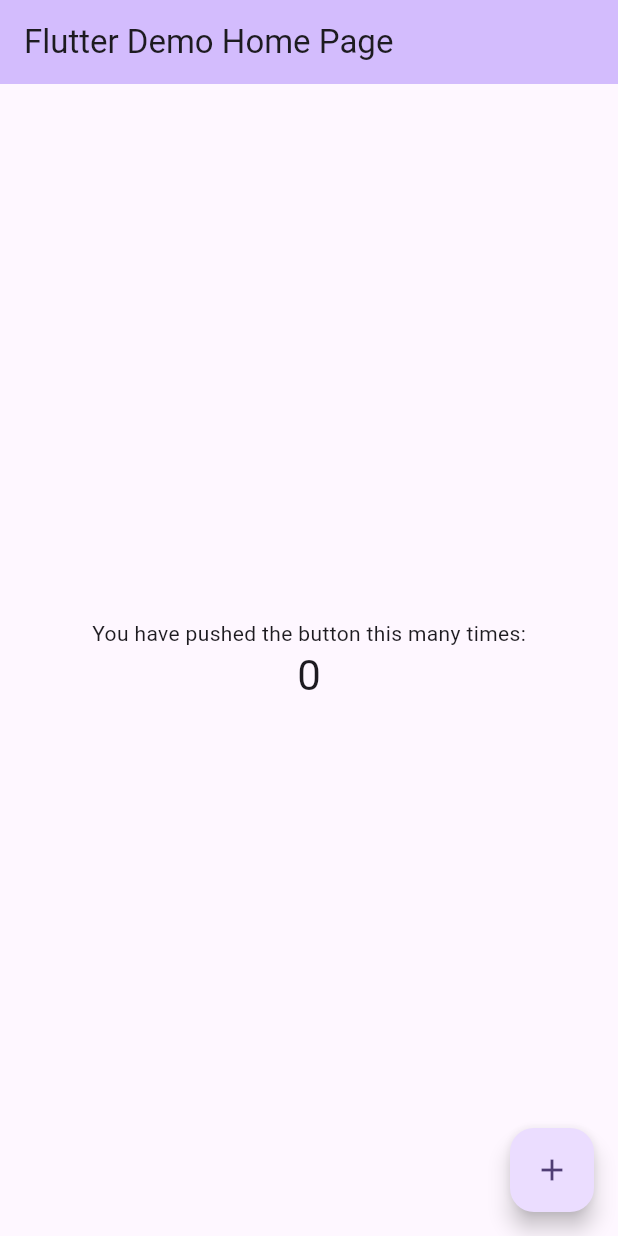
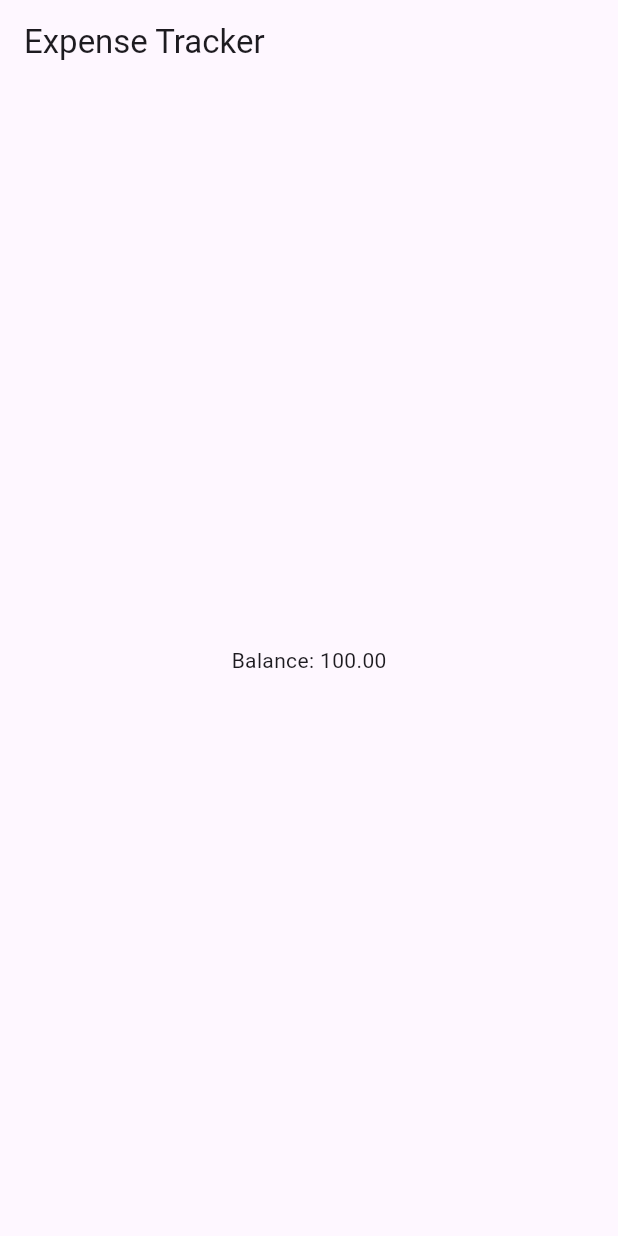
Before and after one commit to AlexMajumder/expense_tracker, a Flutter app: the screen it shows after launch, on a phone screen of 412 x 824 dp. Run offline on Flutter 3.47's test engine with Material 3 defaults, Android fonts, the phone set to English and light mode, and no system bars; our stand-ins replace firebase_core, firebase_crashlytics; accounts and stored records are empty; generated files the repository leaves out were written again.

```diff
--- /dev/null
+++ b/lib/app/app.dart
@@ -0,0 +1,13 @@
+import 'package:expense_tracker/feature/common/ui/screens/home_screen.dart';
+import 'package:flutter/material.dart';
+class ExpenseTracker extends StatelessWidget {
+  const ExpenseTracker({super.key});
+
+  @override
+  Widget build(BuildContext context) {
+    return MaterialApp(
+      debugShowCheckedModeBanner: false,
+      home: HomeScreen(),
+    );
+  }
+}
--- /dev/null
+++ b/lib/feature/common/ui/screens/home_screen.dart
@@ -0,0 +1,17 @@
+import 'package:flutter/material.dart';
+class HomeScreen extends StatefulWidget {
+  const HomeScreen({super.key});
+
+  @override
+  State<HomeScreen> createState() => _HomeScreenState();
+}
+
+class _HomeScreenState extends State<HomeScreen> {
+  @override
+  Widget build(BuildContext context) {
+    return Scaffold(
+      appBar: AppBar(title: Text('Expense Tracker'),),
+      body: Center(child: Text('Balance: 100.00')),
+    );
+  }
+}
--- a/lib/main.dart
+++ b/lib/main.dart
@@ -1,122 +1,25 @@
+import 'dart:async';
+import 'dart:ui';
 import 'package:flutter/material.dart';
+import 'package:firebase_core/firebase_core.dart';
+import 'package:firebase_crashlytics/firebase_crashlytics.dart';
+import 'firebase_options.dart';
+import 'package:expense_tracker/app/app.dart';
 
-void main() {
-  runApp(const MyApp());
+Future<void> main() async {
+  runZonedGuarded<Future<void>>(() async {
+    WidgetsFlutterBinding.ensureInitialized();
+    await Firebase.initializeApp(
+      options: DefaultFirebaseOptions.currentPlatform,
+    );
+    FlutterError.onError = FirebaseCrashlytics.instance.recordFlutterError;
+    PlatformDispatcher.instance.onError = (error, stack) {
+      FirebaseCrashlytics.instance.recordError(error, stack, fatal: true);
+      return true;
+    };
+
+    runApp(const ExpenseTracker());
+  }, (error, stackTrace) {
+    FirebaseCrashlytics.instance.recordError(error, stackTrace, fatal: true);
+  });
 }
-
-class MyApp extends StatelessWidget {
-  const MyApp({super.key});
-
-  // This widget is the root of your application.
-  @override
-  Widget build(BuildContext context) {
-    return MaterialApp(
-      title: 'Flutter Demo',
-      theme: ThemeData(
-        // This is the theme of your application.
-        //
-        // TRY THIS: Try running your application with "flutter run". You'll see
-        // the application has a purple toolbar. Then, without quitting the app,
-        // try changing the seedColor in the colorScheme below to Colors.green
-        // and then invoke "hot reload" (save your changes or press the "hot
-        // reload" button in a Flutter-supported IDE, or press "r" if you used
-        // the command line to start the app).
-        //
-        // Notice that the counter didn't reset back to zero; the application
-        // state is not lost during the reload. To reset the state, use hot
-        // restart instead.
-        //
-        // This works for code too, not just values: Most code changes can be
-        // tested with just a hot reload.
-        colorScheme: ColorScheme.fromSeed(seedColor: Colors.deepPurple),
-      ),
-      home: const MyHomePage(title: 'Flutter Demo Home Page'),
-    );
-  }
-}
-
-class MyHomePage extends StatefulWidget {
-  const MyHomePage({super.key, required this.title});
-
-  // This widget is the home page of your application. It is stateful, meaning
-  // that it has a State object (defined below) that contains fields that affect
-  // how it looks.
-
-  // This class is the configuration for the state. It holds the values (in this
-  // case the title) provided by the parent (in this case the App widget) and
-  // used by the build method of the State. Fields in a Widget subclass are
-  // always marked "final".
-
-  final String title;
-
-  @override
-  State<MyHomePage> createState() => _MyHomePageState();
-}
-
-class _MyHomePageState extends State<MyHomePage> {
-  int _counter = 0;
-
-  void _incrementCounter() {
-    setState(() {
-      // This call to setState tells the Flutter framework that something has
-      // changed in this State, which causes it to rerun the build method below
-      // so that the display can reflect the updated values. If we changed
-      // _counter without calling setState(), then the build method would not be
-      // called again, and so nothing would appear to happen.
-      _counter++;
-    });
-  }
-
-  @override
-  Widget build(BuildContext context) {
-    // This method is rerun every time setState is called, for instance as done
-    // by the _incrementCounter method above.
-    //
-    // The Flutter framework has been optimized to make rerunning build methods
-    // fast, so that you can just rebuild anything that needs updating rather
-    // than having to individually change instances of widgets.
-    return Scaffold(
-      appBar: AppBar(
-        // TRY THIS: Try changing the color here to a specific color (to
-        // Colors.amber, perhaps?) and trigger a hot reload to see the AppBar
-        // change color while the other colors stay the same.
-        backgroundColor: Theme.of(context).colorScheme.inversePrimary,
-        // Here we take the value from the MyHomePage object that was created by
-        // the App.build method, and use it to set our appbar title.
-        title: Text(widget.title),
-      ),
-      body: Center(
-        // Center is a layout widget. It takes a single child and positions it
-        // in the middle of the parent.
-        child: Column(
-          // Column is also a layout widget. It takes a list of children and
-          // arranges them vertically. By default, it sizes itself to fit its
-          // children horizontally, and tries to be as tall as its parent.
-          //
-          // Column has various properties to control how it sizes itself and
-          // how it positions its children. Here we use mainAxisAlignment to
-          // center the children vertically; the main axis here is the vertical
-          // axis because Columns are vertical (the cross axis would be
-          // horizontal).
-          //
-          // TRY THIS: Invoke "debug painting" (choose the "Toggle Debug Paint"
-          // action in the IDE, or press "p" in the console), to see the
-          // wireframe for each widget.
-          mainAxisAlignment: MainAxisAlignment.center,
-          children: <Widget>[
-            const Text('You have pushed the button this many times:'),
-            Text(
-              '$_counter',
-              style: Theme.of(context).textTheme.headlineMedium,
-            ),
-          ],
-        ),
-      ),
-      floatingActionButton: FloatingActionButton(
-        onPressed: _incrementCounter,
-        tooltip: 'Increment',
-        child: const Icon(Icons.add),
-      ), // This trailing comma makes auto-formatting nicer for build methods.
-    );
-  }
-}
```
Also changed, not shown: pubspec.yaml (+2 -21 lines), pubspec.lock, 3 other files.
